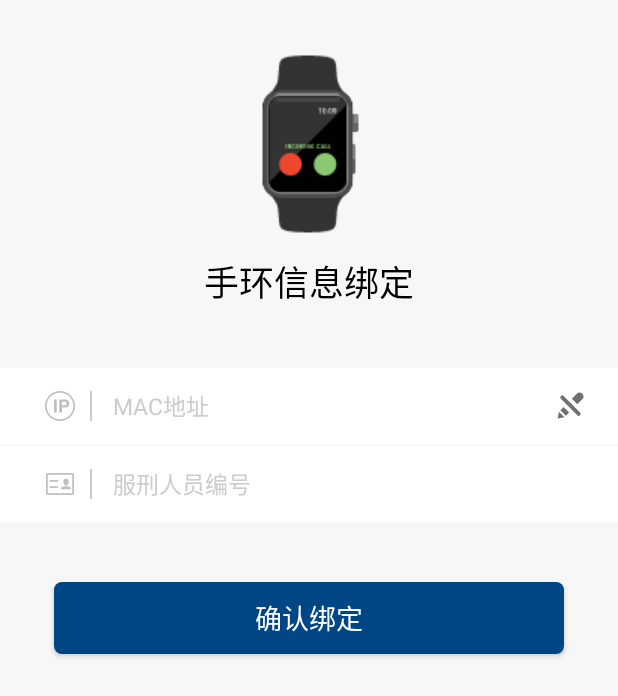
After one commit to realjojo/EdgeComputingApp, an Android app: the BraceletActivity screen opened directly, with no data from a screen before it, on a phone screen of 412 x 824 dp. The commit adds this screen. Shown: the top 696 px of the screen. Run offline under Robolectric (Android 15) with nearby library versions, the phone set to English and light mode, and no system bars; our stand-ins replace CircleImageView.

Commit message:
11.15 添加界面

```diff
--- a/app/src/main/AndroidManifest.xml
+++ b/app/src/main/AndroidManifest.xml
@@ -52,6 +52,7 @@
         <activity android:name=".activity.DeviceListActivity" />
         <service android:name=".utils.UartService" />
         <activity android:name=".activity.MapActivity" />
+        <activity android:name=".activity.BraceletActivity" />
     </application>
 
 </manifest>
--- /dev/null
+++ b/app/src/main/java/com/edgecomputing/activity/BraceletActivity.java
@@ -0,0 +1,86 @@
+package com.edgecomputing.activity;
+
+import android.content.Intent;
+import android.os.Bundle;
+import android.support.v7.app.ActionBar;
+import android.support.v7.app.AppCompatActivity;
+import android.util.Log;
+import android.view.View;
+import android.widget.Button;
+import android.widget.EditText;
+import android.widget.ImageView;
+import android.widget.Toast;
+
+import com.edgecomputing.R;
+import com.edgecomputing.application.MainApplication;
+import com.edgecomputing.utils.EditTextClearTool;
+import com.edgecomputing.utils.OkHttpUtil;
+
+import java.util.HashMap;
+
+/**
+ * @Author: jojo
+ * @Date: Created on 2019/11/15 11:11
+ */
+public class BraceletActivity extends AppCompatActivity {
+    private static final String TAG = "BraceletActivity";
+
+    private Button connectBtn;
+    private EditText macAddressEt, prisonerIdEt;
+    private ImageView prisonerIdClear;
+    private String macAddress;
+
+    @Override
+    protected void onCreate(Bundle savedInstanceState) {
+        super.onCreate(savedInstanceState);
+        setContentView(R.layout.activity_bracelet);
+        // 去除顶部标题栏
+        ActionBar actionBar = getSupportActionBar();
+        if(actionBar != null){
+            actionBar.hide();
+        }
+        Intent intent = getIntent();
+        macAddress = intent.getStringExtra("macAddress");
+        init();
+    }
+
+    public void init() {
+        macAddressEt = (EditText) findViewById(R.id.et_mac_address);
+        prisonerIdEt = (EditText) findViewById(R.id.et_prisonerId);
+        prisonerIdClear = (ImageView) findViewById(R.id.iv_prisonerIdClear);
+        connectBtn = (Button) findViewById(R.id.btn_bindBracelet);
+
+        EditTextClearTool.addClearListener(prisonerIdEt, prisonerIdClear);
+
+        macAddressEt.setText(macAddress);
+        connectBtn.setOnClickListener(new View.OnClickListener() {
+            @Override
+            public void onClick(View v) {
+                if(macAddress != null && !macAddressEt.equals("")) {
+                    HashMap<String, String> pp = new HashMap<>(2);
+                    pp.put("braceletNo", macAddressEt.getText().toString());
+                    pp.put("prisonerId", prisonerIdEt.getText().toString());
+                    OkHttpUtil.getInstance(getBaseContext()).requestAsyn("devices/braceletBindPrisoner", OkHttpUtil.TYPE_POST_FORM, pp, new OkHttpUtil.ReqCallBack<String>() {
+                        @Override
+                        public void onReqSuccess(String result) {
+                            Log.i(TAG, result);
+                            if(result.equals("绑定成功")) {
+                                Toast.makeText(getBaseContext(), "手环绑定成功", Toast.LENGTH_SHORT).show();
+                                setResult(1);
+                                finish();
+                            }else {
+                                Toast.makeText(getBaseContext(), "手环绑定失败", Toast.LENGTH_SHORT).show();
+                            }
+                        }
+
+                        @Override
+                        public void onReqFailed(String errorMsg) {
+                            Log.e(TAG, errorMsg);
+                            Toast.makeText(getBaseContext(), "手环绑定失败", Toast.LENGTH_SHORT).show();
+                        }
+                    });
+                }
+            }
+        });
+    }
+}
--- a/app/src/main/java/com/edgecomputing/activity/MainActivity.java
+++ b/app/src/main/java/com/edgecomputing/activity/MainActivity.java
@@ -230,6 +230,7 @@ public class MainActivity extends AppCompatActivity implements NavigationView.On
                 else {
                     if (btnConnectDisconnect.getText().equals("Connect")){
                         //Connect button pressed, open DeviceListActivity class, with popup windows that scan for devices
+                        stopRunnable = true;
                         Intent newIntent = new Intent(MainActivity.this, DeviceListActivity.class);
                         startActivityForResult(newIntent, REQUEST_SELECT_DEVICE);
                         //Log.d(TAG, "寻找请求码:"+REQUEST_SELECT_DEVICE);
--- a/app/src/main/java/com/edgecomputing/activity/Register2ServerActivity.java
+++ b/app/src/main/java/com/edgecomputing/activity/Register2ServerActivity.java
@@ -125,7 +125,7 @@ public class Register2ServerActivity extends AppCompatActivity {
                 }
             }
         }else {
-            String dn = deviceNo.substring(0, 4) + "*******" + deviceNo.substring(10, 14);
+            String dn = deviceNo.substring(0, 4) + "********" + deviceNo.substring(11, 15);
             deviceNoTv.setText(dn);
         }
     }
@@ -142,7 +142,7 @@ public class Register2ServerActivity extends AppCompatActivity {
                     if (ActivityCompat.checkSelfPermission(this, Manifest.permission.READ_PHONE_STATE) == PackageManager.PERMISSION_GRANTED) {
                         deviceNo = tm.getDeviceId();
                         if (deviceNo != null) {
-                            String dn = deviceNo.substring(0, 4) + "*******" + deviceNo.substring(10, 14);
+                            String dn = deviceNo.substring(0, 4) + "********" + deviceNo.substring(11, 15);
                             deviceNoTv.setText(dn);
                         }
                     }
--- a/app/src/main/java/com/edgecomputing/activity/RegisterActivity.java
+++ b/app/src/main/java/com/edgecomputing/activity/RegisterActivity.java
@@ -81,7 +81,7 @@ public class RegisterActivity extends AppCompatActivity {
                             String userId = jsonObj.getString("userId");
                             String idCard = jsonObj.getString("idCard");
                             MainApplication mainApplication = (MainApplication) getApplication();
-                            mainApplication.setLoginUserInfo(userName, "", "", userId, idCard);
+                            mainApplication.setLoginUserInfo(userName, "", "", idCard);
                             Intent intent = new Intent();
                             intent.setClass(RegisterActivity.this, MainActivity.class);
                             intent.putExtra("userName", userName);
--- a/app/src/main/java/com/edgecomputing/application/MainApplication.java
+++ b/app/src/main/java/com/edgecomputing/application/MainApplication.java
@@ -100,9 +100,9 @@ public class MainApplication extends Application {
         return sharedPreferences.getBoolean("isRememberPwd", false);
     }
 
-    public void setLoginUserInfo(String userName, String token, String prisonerId, String userId, String idCard) {
+    public void setLoginUserInfo(String userName, String token, String userId, String idCard) {
         this.userName = userName;
-        this.prisonerId = prisonerId;
+//        this.prisonerId = prisonerId;
         this.token = token;
         this.userId = userId;
         this.idCard = idCard;
@@ -110,7 +110,7 @@ public class MainApplication extends Application {
         editor.putString("userName", userName);
         editor.putString("userId", userId);
         editor.putString("idCard", idCard);
-        editor.putString("prisonerId", prisonerId);
+//        editor.putString("prisonerId", prisonerId);
         editor.putString("token", token);
         editor.commit();
     }
--- /dev/null
+++ b/app/src/main/res/layout/activity_bracelet.xml
@@ -0,0 +1,205 @@
+<?xml version="1.0" encoding="utf-8"?>
+<RelativeLayout xmlns:android="http://schemas.android.com/apk/res/android"
+    xmlns:app="http://schemas.android.com/apk/res-auto"
+    xmlns:tools="http://schemas.android.com/tools"
+    android:id="@+id/activity_login"
+    android:layout_width="match_parent"
+    android:layout_height="match_parent"
+    android:background="@color/logoScreenBackground">
+
+    <de.hdodenhof.circleimageview.CircleImageView
+        android:id="@+id/iv_icon"
+        android:layout_width="128dp"
+        android:layout_height="128dp"
+        android:layout_centerHorizontal="true"
+        android:layout_marginTop="30dp"
+        android:scaleType="centerCrop"
+        android:src="@mipmap/ic_apple_watch" />
+
+    <TextView
+        android:id="@+id/tv_title"
+        android:layout_width="wrap_content"
+        android:layout_height="wrap_content"
+        android:layout_centerHorizontal="true"
+        android:layout_marginTop="170dp"
+        android:text="手环信息绑定"
+        android:textColor="#000"
+        android:textSize="23sp"
+        android:typeface="monospace" />
+
+    <RelativeLayout
+        android:id="@+id/rl_macAddress"
+        android:layout_width="wrap_content"
+        android:layout_height="wrap_content"
+        android:layout_below="@id/tv_title"
+        android:layout_marginTop="40dp"
+        android:background="@drawable/rectangle_edittext">
+
+        <ImageView
+            android:id="@+id/iv_macAddress"
+            android:layout_width="wrap_content"
+            android:layout_height="wrap_content"
+            android:layout_centerVertical="true"
+            android:paddingBottom="15dp"
+            android:paddingLeft="30dp"
+            android:paddingTop="15dp"
+            android:src="@mipmap/ic_ip" />
+
+        <View
+            android:id="@+id/viewAddress"
+            android:layout_width="1dip"
+            android:layout_height="20dp"
+            android:layout_centerVertical="true"
+            android:layout_marginLeft="10dp"
+            android:layout_toRightOf="@id/iv_macAddress"
+            android:background="@color/colorCursor" />
+
+        <EditText
+            android:id="@+id/et_mac_address"
+            android:layout_width="match_parent"
+            android:layout_height="30dp"
+            android:layout_centerVertical="true"
+            android:layout_marginLeft="10dp"
+            android:layout_toRightOf="@id/viewAddress"
+            android:background="@null"
+            android:ems="19"
+            android:hint=" MAC地址"
+            android:textColorHint="@color/colorCursor"
+            android:textCursorDrawable="@drawable/color_cursor"
+            android:textSize="15sp" />
+
+        <ImageView
+            android:id="@+id/iv_macAddressClear"
+            android:layout_width="wrap_content"
+            android:layout_height="wrap_content"
+            android:layout_alignParentRight="true"
+            android:layout_centerVertical="true"
+            android:layout_marginRight="20dp"
+            android:src="@mipmap/ic_cannotedit" />
+
+    </RelativeLayout>
+
+    <!--    <RelativeLayout-->
+    <!--        android:id="@+id/rl_prisonerId"-->
+    <!--        android:layout_width="wrap_content"-->
+    <!--        android:layout_height="wrap_content"-->
+    <!--        android:layout_below="@id/rl_userName"-->
+    <!--        android:layout_marginTop="1dp"-->
+    <!--        android:background="@drawable/rectangle_edittext">-->
+
+    <!--        <ImageView-->
+    <!--            android:id="@+id/iv_prisonerId"-->
+    <!--            android:layout_width="wrap_content"-->
+    <!--            android:layout_height="wrap_content"-->
+    <!--            android:layout_centerVertical="true"-->
+    <!--            android:paddingBottom="15dp"-->
+    <!--            android:paddingLeft="30dp"-->
+    <!--            android:paddingTop="15dp"-->
+    <!--            android:src="@mipmap/ic_prisoner_id" />-->
+
+    <!--        <View-->
+    <!--            android:id="@+id/viewId"-->
+    <!--            android:layout_width="1dip"-->
+    <!--            android:layout_height="20dp"-->
+    <!--            android:layout_centerVertical="true"-->
+    <!--            android:layout_marginLeft="10dp"-->
+    <!--            android:layout_toRightOf="@id/iv_prisonerId"-->
+    <!--            android:background="@color/colorCursor" />-->
+
+    <!--        <EditText-->
+    <!--            android:id="@+id/et_prisonerId"-->
+    <!--            android:layout_width="match_parent"-->
+    <!--            android:layout_height="30dp"-->
+    <!--            android:layout_centerVertical="true"-->
+    <!--            android:layout_marginLeft="10dp"-->
+    <!--            android:layout_toRightOf="@id/viewId"-->
+    <!--            android:background="@null"-->
+    <!--            android:drawablePadding="5dp"-->
+    <!--            android:ems="19"-->
+    <!--            android:hint=" 犯人ID"-->
+    <!--            android:textColorHint="@color/colorCursor"-->
+    <!--            android:textCursorDrawable="@drawable/color_cursor"-->
+    <!--            android:textSize="15sp" />-->
+
+    <!--        <ImageView-->
+    <!--            android:id="@+id/iv_idClear"-->
+    <!--            android:layout_width="wrap_content"-->
+    <!--            android:layout_height="wrap_content"-->
+    <!--            android:layout_alignParentRight="true"-->
+    <!--            android:layout_centerVertical="true"-->
+    <!--            android:layout_marginRight="20dp"-->
+    <!--            android:src="@mipmap/ic_backspace_grey600_24dp"-->
+    <!--            android:visibility="invisible" />-->
+
+    <!--    </RelativeLayout>-->
+
+    <RelativeLayout
+        android:id="@+id/rl_prisonerId"
+        android:layout_width="wrap_content"
+        android:layout_height="wrap_content"
+        android:layout_below="@id/rl_macAddress"
+        android:layout_marginTop="1dp"
+        android:background="@drawable/rectangle_edittext">
+
+        <ImageView
+            android:id="@+id/iv_prisonerId"
+            android:layout_width="wrap_content"
+            android:layout_height="wrap_content"
+            android:layout_centerVertical="true"
+            android:paddingBottom="15dp"
+            android:paddingLeft="30dp"
+            android:paddingTop="15dp"
+            android:src="@mipmap/ic_prisoner_id" />
+
+        <View
+            android:id="@+id/viewPrisonerId"
+            android:layout_width="1dip"
+            android:layout_height="20dp"
+            android:layout_centerVertical="true"
+            android:layout_marginLeft="10dp"
+            android:layout_toRightOf="@id/iv_prisonerId"
+            android:background="@color/colorCursor" />
+
+        <EditText
+            android:id="@+id/et_prisonerId"
+            android:layout_width="match_parent"
+            android:layout_height="30dp"
+            android:layout_centerVertical="true"
+            android:layout_marginLeft="10dp"
+            android:layout_toRightOf="@id/viewPrisonerId"
+            android:background="@null"
+            android:drawablePadding="5dp"
+            android:ems="19"
+            android:hint=" 服刑人员编号"
+            android:inputType="textPassword"
+            android:textColorHint="@color/colorCursor"
+            android:textCursorDrawable="@drawable/color_cursor"
+            android:textSize="15sp" />
+
+        <ImageView
+            android:id="@+id/iv_prisonerIdClear"
+            android:layout_width="wrap_content"
+            android:layout_height="wrap_content"
+            android:layout_alignParentRight="true"
+            android:layout_centerVertical="true"
+            android:layout_marginRight="20dp"
+            android:src="@mipmap/ic_backspace_grey600_24dp"
+            android:visibility="invisible" />
+
+    </RelativeLayout>
+
+    <Button
+        android:id="@+id/btn_bindBracelet"
+        android:layout_width="340dp"
+        android:layout_height="wrap_content"
+        android:layout_below="@id/rl_prisonerId"
+        android:layout_centerHorizontal="true"
+        android:layout_marginTop="40dp"
+        android:background="@drawable/round_corner_bg"
+        android:gravity="center"
+        android:padding="10dp"
+        android:text="确认绑定"
+        android:textColor="#fff"
+        android:textSize="18sp" />
+
+</RelativeLayout>
```
Also changed, not shown: app/src/main/java/com/edgecomputing/activity/DeviceListActivity.java (+49 -34 lines), app/src/main/java/com/edgecomputing/activity/LoginActivity.java (+7 -5 lines), app/src/main/res/mipmap-hdpi/ic_apple_watch.png (added), app/src/main/res/mipmap-hdpi/ic_ip.png (added), app/src/main/res/mipmap-hdpi/task.png.
